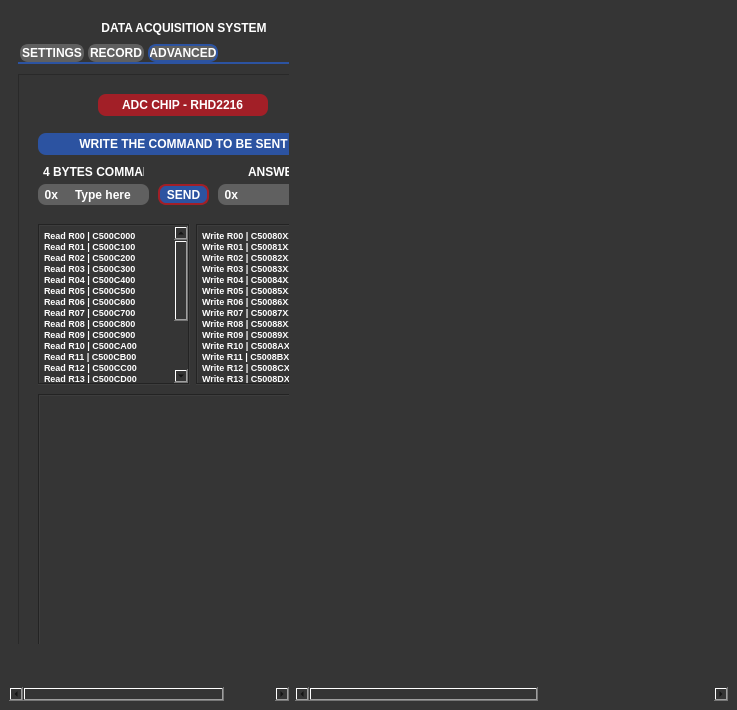
This is interface/interface_gui_v2.0.ui in nnc-ufmg/micromap as Qt 5 draws it before an edit. The edited form follows.
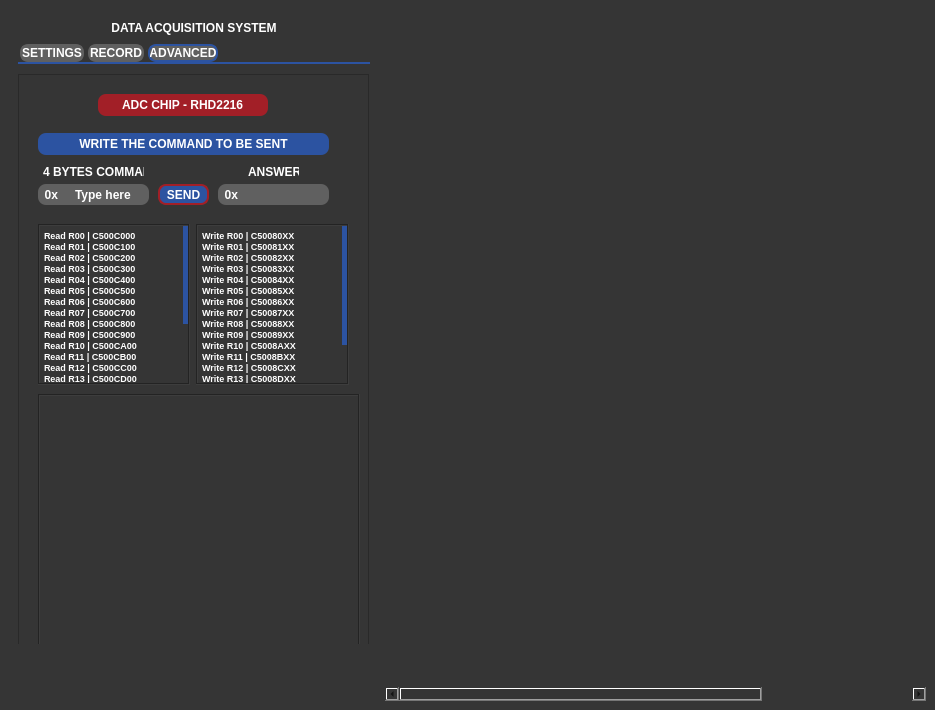
This is the edited form. The open tabs and pages were chosen to show the change. Icons and pictures are not drawn. Custom widgets are drawn as their Qt base class.

Commit message:
Added stylesheet to scroll area (advanced tab)
- Now the scroll bars are the expected blue color

The stylesheet, now that there were two scroll areas
was missing from the settings area. This commit
adds a stylesheet to that.

What changed in the file:
```diff
--- a/interface/interface_gui_v2.0.ui
+++ b/interface/interface_gui_v2.0.ui
@@ -6,7 +6,7 @@
    <rect>
     <x>0</x>
     <y>0</y>
-    <width>737</width>
+    <width>935</width>
     <height>710</height>
    </rect>
   </property>
@@ -79,6 +79,9 @@
         <height>700</height>
        </size>
       </property>
+      <property name="styleSheet">
+       <string notr="true">QScrollArea{border:0px}QScrollBar:vertical{background:#353535;width:5px}QScrollBar::handle:vertical{background:#2C53A1;min-width:20px;}QScrollBar::add-page:vertical,QScrollBar::sub-page:vertical{background:#353535;}QScrollBar:horizontal{background:#353535;height:5px}QScrollBar::handle:horizontal{background:#2C53A1;min-width:20px;}QScrollBar::add-page:horizontal,QScrollBar::sub-page:horizontal{background:#353535;}</string>
+      </property>
       <property name="frameShape">
        <enum>QFrame::NoFrame</enum>
       </property>
@@ -97,10 +100,10 @@
       <widget class="QWidget" name="scrollAreaWidgetContents">
        <property name="geometry">
         <rect>
-         <x>-53</x>
+         <x>0</x>
          <y>0</y>
-         <width>351</width>
-         <height>675</height>
+         <width>370</width>
+         <height>692</height>
         </rect>
        </property>
        <layout class="QVBoxLayout" name="verticalLayout_6">
```
Left out of the diff: 2 changed lines with no effect on the pictures.
